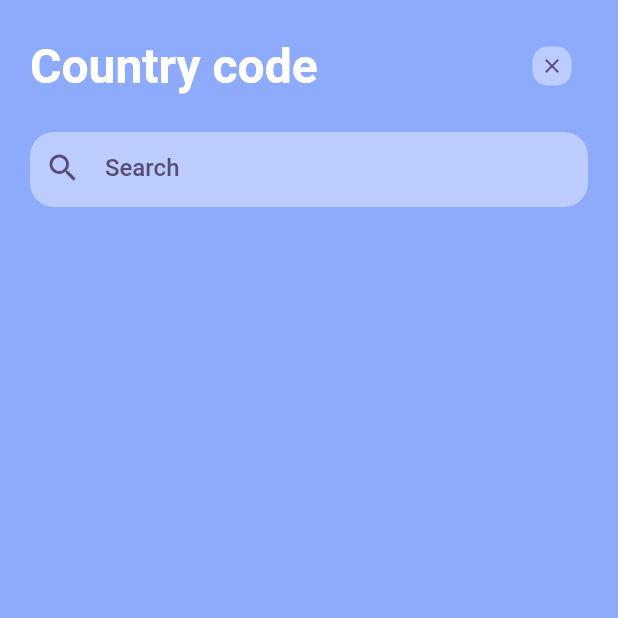
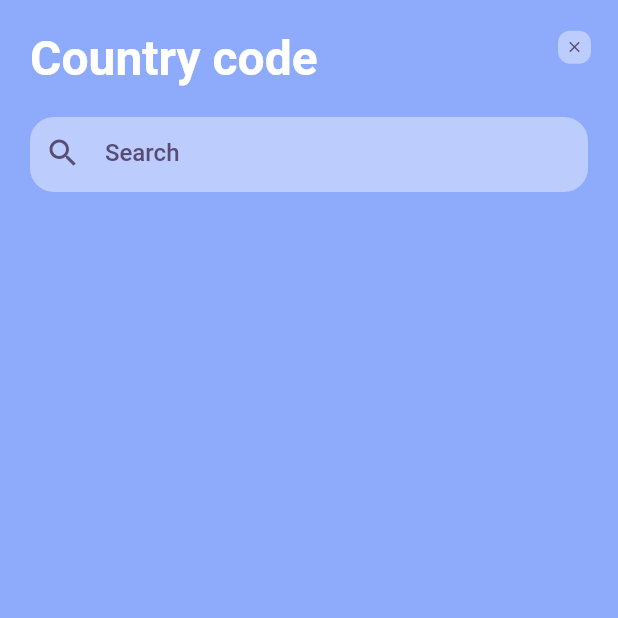
Before and after one commit to OwlDarlyn/flutter-number-input, a Flutter app: the BottomModal screen opened directly, on a phone screen of 412 x 824 dp, the top half of it. Run offline on Flutter 3.47's test engine with Material 2 defaults, Android fonts, the phone set to English and light mode, and no system bars; our stand-ins replace modal_bottom_sheet; network calls fail.

Commit message:
update bottom_modal_widget

```diff
--- a/lib/models/country.dart
+++ b/lib/models/country.dart
@@ -3,18 +3,24 @@ import 'dart:developer';
 class Country {
   final String name;
   final String countryCode;
+  // final String phoneSuffix;
   final String flag;
 
   Country({
     required this.name,
     required this.countryCode,
+    // required this.phoneSuffix,
     required this.flag,
   });
 
   factory Country.fromJson(Map<String, dynamic> json) {
     return Country(
       name: json['name']['official'],
-      countryCode: json['idd']['root'] != '' ? json['idd']['suffixes'][0] : '',
+      countryCode: json['idd']['root'] != '' ? json['idd']['root'] : '',
+      // phoneSuffix:
+      //     json['idd']['root'] != '' && json['idd']['suffixes'].length == 1
+      //         ? json['idd']['suffixes'][0]
+      //         : '',
       flag: json['flag'],
     );
   }
--- a/lib/screens/get_started_screen.dart
+++ b/lib/screens/get_started_screen.dart
@@ -87,7 +87,7 @@ class _GetStartedScreenState extends State<GetStartedScreen> {
                       onPressed: () => showCupertinoModalBottomSheet(
                           context: context,
                           // backgroundColor: AppColors.defaultBackColor,
-                          builder: (context) => BottomModal()),
+                          builder: (context) => const BottomModal()),
                       child: const Text(
                         '+1',
                         style: TextStyle(
--- a/lib/widgets/bottom_modal_widget.dart
+++ b/lib/widgets/bottom_modal_widget.dart
@@ -27,37 +27,40 @@ class _BottomModalState extends State<BottomModal> {
     return Scaffold(
       backgroundColor: AppColors.defaultBackColor,
       body: Column(children: [
-        Container(
-          margin: const EdgeInsets.only(top: 20, left: 20, right: 20),
-          child: Row(
-            mainAxisAlignment: MainAxisAlignment.spaceBetween,
-            children: [
-              const Text(
+        Row(
+          mainAxisAlignment: MainAxisAlignment.spaceBetween,
+          children: [
+            Container(
+              margin: const EdgeInsets.only(top: 20, left: 20),
+              child: const Text(
                 'Country code',
                 style: TextStyle(
                     fontSize: 32,
                     fontWeight: FontWeight.w700,
                     color: AppColors.defaultHeaderColor),
               ),
-              TextButton(
+            ),
+            Container(
+              margin: const EdgeInsets.only(right: 5, top: 5),
+              child: TextButton(
                 style: ButtonStyle(
                     padding: MaterialStateProperty.all(const EdgeInsets.all(5)),
-                    maximumSize: MaterialStateProperty.all(const Size(30, 30)),
-                    minimumSize: MaterialStateProperty.all(const Size(20, 20)),
+                    maximumSize: MaterialStateProperty.all(const Size(22, 22)),
+                    minimumSize: MaterialStateProperty.all(const Size(18, 18)),
                     elevation: MaterialStateProperty.all(0),
                     shape: MaterialStateProperty.all(RoundedRectangleBorder(
-                        borderRadius: BorderRadius.circular(10))),
+                        borderRadius: BorderRadius.circular(8))),
                     backgroundColor: MaterialStateProperty.all(
                         Colors.white.withOpacity(0.4))),
                 child: const Icon(
                   Icons.close,
-                  size: 16,
+                  size: 12,
                   color: AppColors.iconColor2,
                 ),
                 onPressed: () {},
               ),
-            ],
-          ),
+            ),
+          ],
         ),
         Container(
           margin: const EdgeInsets.only(right: 20, top: 20, left: 20),
@@ -84,6 +87,7 @@ class _BottomModalState extends State<BottomModal> {
                     color: AppColors.textColor2),
               )),
         ),
+        Container(),
       ]),
     );
   }
```
